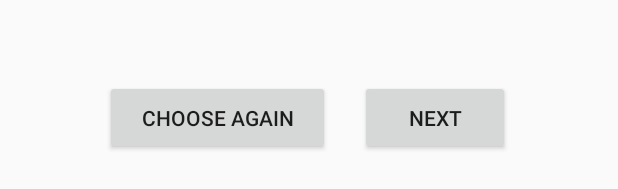
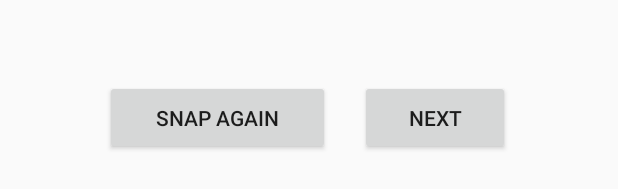
Before and after one commit to yawpraxg/MediFindApplication, an Android app: the layout activity_camera_image.xml on its own in the app's theme, with its tools: preview values and no code run, on a phone screen of 412 x 824 dp. Shown: the part 580-769 px from the top of the screen. Run offline under Robolectric (Android 15) with nearby library versions, the light colour scheme and no system bars.

Commit message:
edited image gallery v.2

```diff
--- a/app/src/main/java/com/example/medifind2020/MainActivity.java
+++ b/app/src/main/java/com/example/medifind2020/MainActivity.java
@@ -171,9 +171,11 @@ public class MainActivity extends AppCompatActivity {
     @Override
     protected void onActivityResult(int requestCode, int resultCode, @Nullable Intent data) {
         super.onActivityResult(requestCode, resultCode, data);
+        //Uri imageData = data.getData();
         if(requestCode == CAMERA_REQUEST_CODE && resultCode == RESULT_OK && data != null ){
             Bundle extras = data.getExtras();
             Bitmap imageBitmapCamera = (Bitmap) extras.get("data");
+            //Bitmap imageBitmapCamera = MediaStore.Images.Media.getContentUri(MainActivity.this.getContentResolver(), imageData);
             imageBitmapCamera = Bitmap.createScaledBitmap(imageBitmapCamera, INPUT_SIZE, INPUT_SIZE, false);
 
             Intent intent = new Intent(MainActivity.this, GalleryImage.class);
@@ -212,7 +214,7 @@ public class MainActivity extends AppCompatActivity {
         return image;
 
     }
-    //Crop
+    //Crop??
     private void openCameraIntent(){
         ContentValues values = new ContentValues();
         values.put(MediaStore.Images.Media.TITLE, "New Picture");
--- a/app/src/main/res/layout/activity_camera_image.xml
+++ b/app/src/main/res/layout/activity_camera_image.xml
@@ -5,9 +5,9 @@
     xmlns:tools="http://schemas.android.com/tools"
     android:layout_width="match_parent"
     android:layout_height="match_parent"
-    tools:context=".GalleryImage">
+    tools:context=".CameraImage">
     <ImageView
-        android:id="@+id/show_image_gallery"
+        android:id="@+id/show_image_camera"
         android:layout_width="320dp"
         android:layout_height="320dp"
         android:layout_marginStart="8dp"
@@ -18,15 +18,15 @@
     </ImageView>
 
     <Button
-        android:id="@+id/button_back"
+        android:id="@+id/button_back_cm"
         android:layout_width="150dp"
         android:layout_height="50dp"
         android:layout_marginStart="70dp"
         android:layout_marginTop="440dp"
-        android:text="Choose again" />
+        android:text="Snap again" />
 
     <Button
-        android:id="@+id/button_next"
+        android:id="@+id/button_next_cm"
         android:layout_width="100dp"
         android:layout_height="50dp"
         android:layout_marginStart="240dp"
--- a/app/src/main/res/layout/activity_gallery_image.xml
+++ b/app/src/main/res/layout/activity_gallery_image.xml
@@ -18,15 +18,15 @@
     </ImageView>
 
     <Button
-        android:id="@+id/button_back"
+        android:id="@+id/button_back_gl"
         android:layout_width="150dp"
         android:layout_height="50dp"
-        android:layout_marginStart="70dp"
+        android:layout_marginStart="60dp"
         android:layout_marginTop="440dp"
         android:text="Choose again" />
 
     <Button
-        android:id="@+id/button_next"
+        android:id="@+id/button_next_gl"
         android:layout_width="100dp"
         android:layout_height="50dp"
         android:layout_marginStart="240dp"
```
Also changed, not shown: app/src/main/java/com/example/medifind2020/CameraImage.java (+25 -1 lines).
